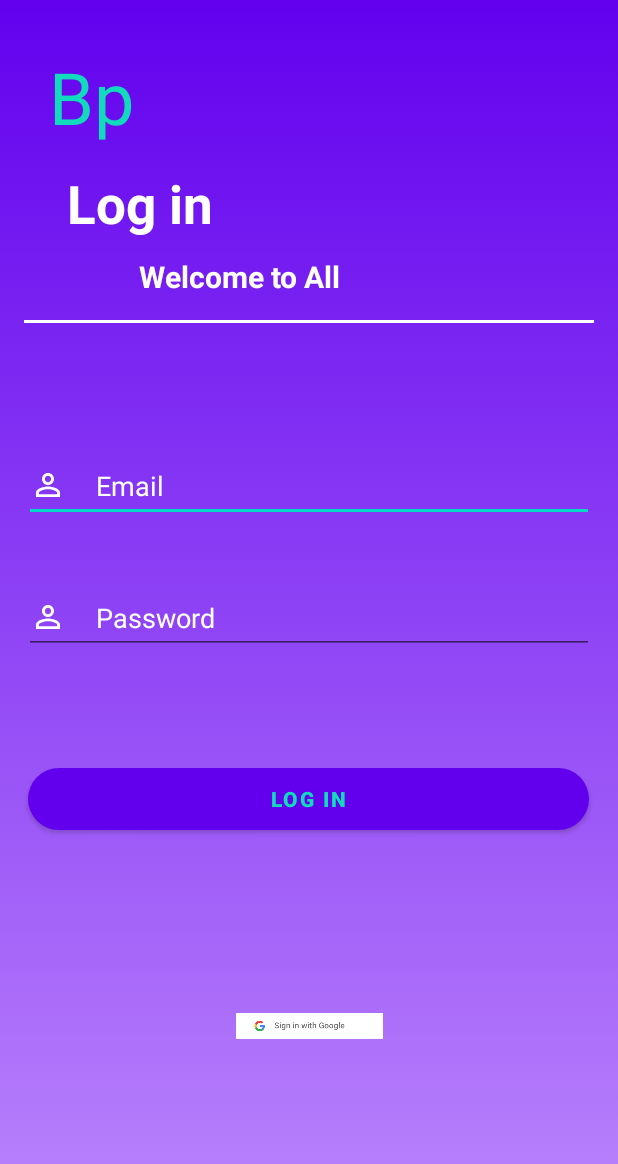
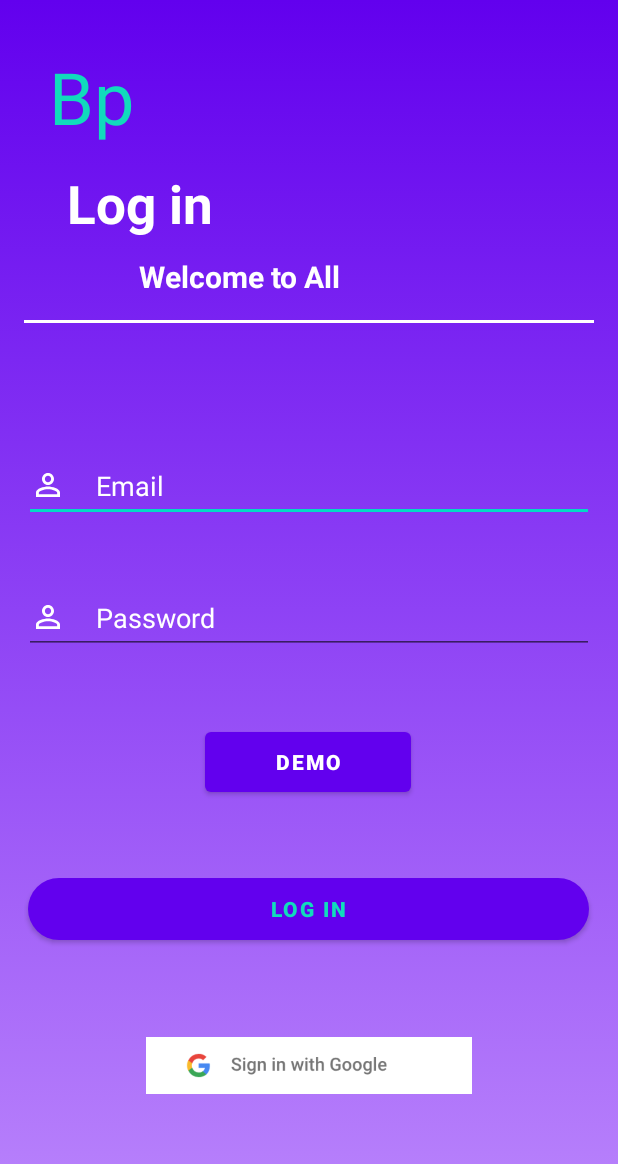
Before and after one commit to shan18u/BuildPlan-App, an Android app: the screen it shows after launch (LogIn), on a phone screen of 412 x 824 dp. Shown: the top 1164 px of the screen. Run offline under Robolectric (Android 15) with nearby library versions, the phone set to English and light mode, and no system bars.

Commit message:
Updated log_out xml

```diff
--- a/app/src/main/res/layout/activity_login.xml
+++ b/app/src/main/res/layout/activity_login.xml
@@ -25,7 +25,7 @@
         app:layout_constraintHorizontal_bias="0.486"
         app:layout_constraintStart_toStartOf="parent"
         app:layout_constraintTop_toBottomOf="@+id/password"
-        app:layout_constraintVertical_bias="0.22" />
+        app:layout_constraintVertical_bias="0.45" />
 
     <EditText
         android:id="@+id/username"
@@ -109,15 +109,14 @@
 
     <ImageView
         android:id="@+id/google_btn"
-        android:layout_width="98dp"
-        android:layout_height="21dp"
+        android:layout_width="281dp"
+        android:layout_height="38dp"
         android:src="@drawable/google"
         app:layout_constraintBottom_toBottomOf="parent"
         app:layout_constraintEnd_toEndOf="parent"
-        app:layout_constraintHorizontal_bias="0.5"
         app:layout_constraintStart_toStartOf="parent"
         app:layout_constraintTop_toBottomOf="@+id/login"
-        app:layout_constraintVertical_bias="0.5" />
+        app:layout_constraintVertical_bias="0.428" />
 
     <TextView
         android:id="@+id/imageView2"
@@ -133,4 +132,18 @@
         app:layout_constraintStart_toStartOf="parent"
         app:layout_constraintTop_toTopOf="parent" />
 
+    <Button
+        android:id="@+id/button11"
+        android:layout_width="137dp"
+        android:layout_height="52dp"
+        android:layout_marginTop="1dp"
+        android:layout_marginBottom="1dp"
+        android:text="Demo"
+        android:textStyle="bold"
+        app:layout_constraintBottom_toTopOf="@+id/login"
+        app:layout_constraintEnd_toEndOf="parent"
+        app:layout_constraintHorizontal_bias="0.498"
+        app:layout_constraintStart_toStartOf="parent"
+        app:layout_constraintTop_toBottomOf="@+id/password" />
+
 </androidx.constraintlayout.widget.ConstraintLayout>
```
Also changed, not shown: 1 other file.
